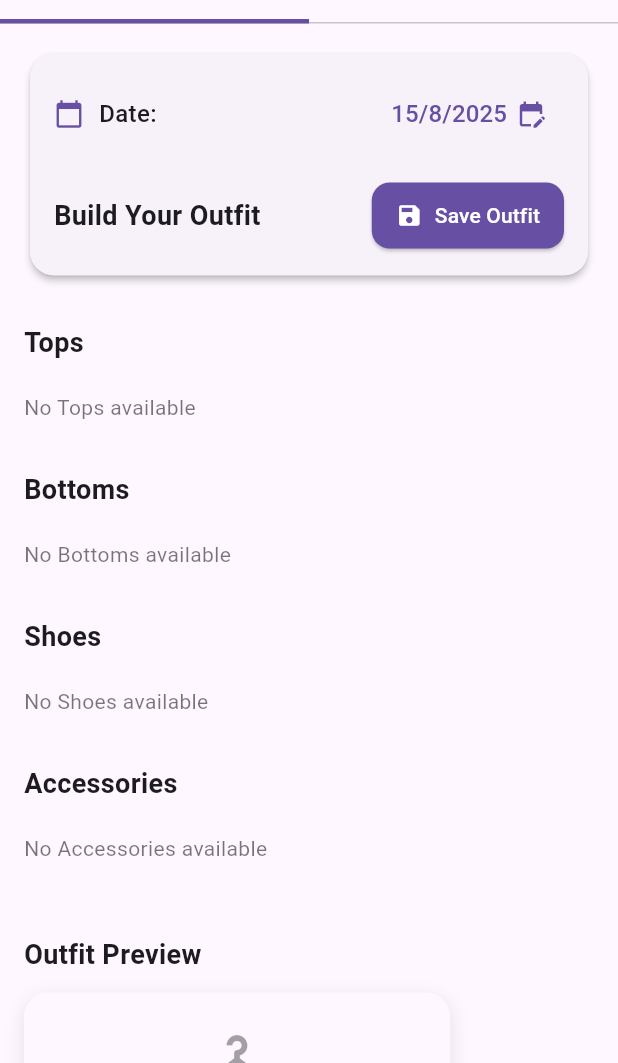
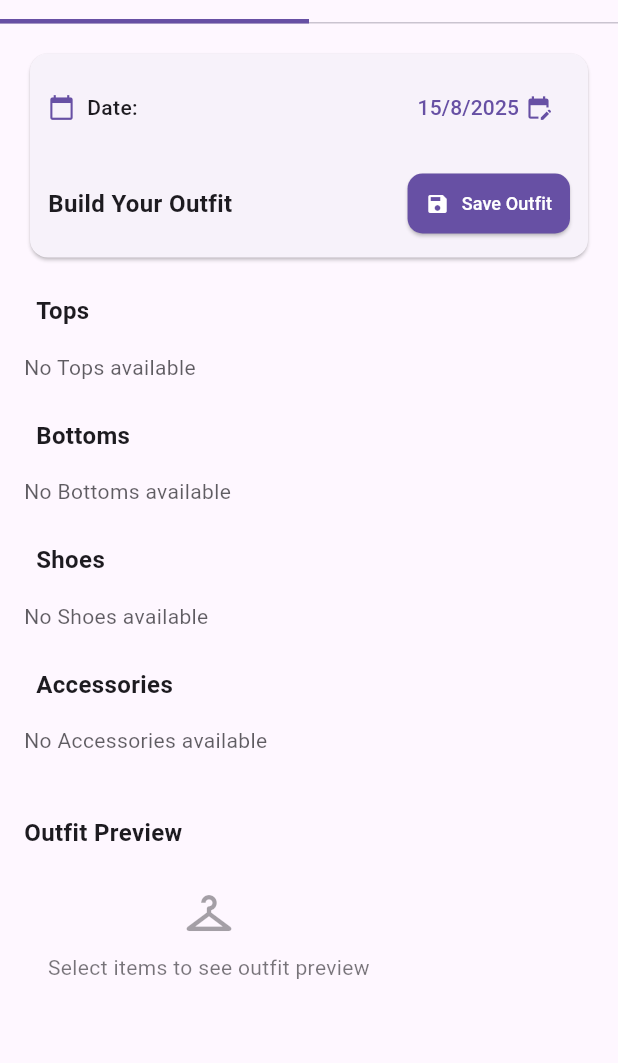
Before and after one commit to adas-ops/Wardrobe-Manager, a Flutter app: the PlannerScreen screen opened directly, on a phone screen of 412 x 824 dp, the part 173-1236 px from its top. Run offline on Flutter 3.47's test engine with Material 3 defaults, Android fonts, the phone set to English and light mode, and no system bars; our stand-ins replace flutter_colorpicker, image_picker, shared_preferences, sqflite; accounts and stored records are empty.

Commit message:
planner-screen-fixes/overall-fixess

```diff
--- a/wardrobe_manager/lib/screens/planner_screen.dart
+++ b/wardrobe_manager/lib/screens/planner_screen.dart
@@ -1,4 +1,3 @@
-import 'dart:io';
 import 'package:flutter/material.dart';
 import 'package:wardrobe_manager/helpers/database_helper.dart';
 import 'package:wardrobe_manager/models/clothing_item.dart';
@@ -110,80 +109,136 @@ class _PlannerScreenState extends State<PlannerScreen> with SingleTickerProvider
     return Column(
       crossAxisAlignment: CrossAxisAlignment.start,
       children: [
-        Text(
+        Padding(
+          padding: const EdgeInsets.symmetric(horizontal: 8),
+          child: Text(
             title,
-          style: TextStyle(
-            fontSize: 18,
+            style: const TextStyle(
+              fontSize: 16,
               fontWeight: FontWeight.w600,
-            color: Theme.of(context).colorScheme.onSurface,
             ),
           ),
-        const SizedBox(height: 12),
+        ),
+        const SizedBox(height: 8),
         items.isEmpty
             ? Padding(
                 padding: const EdgeInsets.symmetric(vertical: 8.0),
                 child: Text(
                   'No $title available',
                   style: TextStyle(
-                    color: Theme.of(context).colorScheme.onSurface.withAlpha(153), // 0.6 opacity
+                    fontSize: 14,
+                    color: Theme.of(context).colorScheme.onSurface.withAlpha(180),
                   ),
                 ),
               )
             : SizedBox(
-                height: 170,
+                height: 140,
                 child: ListView.builder(
                   scrollDirection: Axis.horizontal,
                   itemCount: items.length,
                   itemBuilder: (context, index) {
                     final item = items[index];
+                    final isSelected = selectedItem?.id == item.id;
+
                     return GestureDetector(
                       onTap: () => onSelect(item),
                       child: Container(
-                        width: 140,
-                        margin: const EdgeInsets.only(right: 16),
+                        width: 120,
+                        height: 140,
+                        margin: const EdgeInsets.only(right: 12),
                         decoration: BoxDecoration(
-                          borderRadius: BorderRadius.circular(16),
+                          borderRadius: BorderRadius.circular(12),
                           border: Border.all(
-                            color: selectedItem?.id == item.id
+                            color: isSelected
                                 ? Theme.of(context).colorScheme.primary
                                 : Colors.transparent,
-                            width: 2,
+                            width: isSelected ? 2.0 : 0,
                           ),
-                          boxShadow: [
-                            BoxShadow(
-                              color: Colors.black.withAlpha(13), // 0.05 opacity
-                              blurRadius: 8,
-                              offset: const Offset(0, 4),
+                        ),
+                        child: Stack(
+                          children: [
+                            Column(
+                              crossAxisAlignment: CrossAxisAlignment.stretch,
+                              children: [
+                                // Image container
+                                Expanded(
+                                  child: ClipRRect(
+                                    borderRadius: const BorderRadius.vertical(
+                                      top: Radius.circular(10),
+                                    ),
+                                    child: Container(
+                                      color: Theme.of(context).colorScheme.surfaceContainerHighest,
+                                      constraints: const BoxConstraints.expand(),
+                                      child: item.imagePath.isNotEmpty
+                                          ? Image.asset(
+                                              item.imagePath,
+                                              fit: BoxFit.contain,
                                             )
+                                          : Icon(
+                                              Icons.photo,
+                                              size: 48,
+                                              color: Theme.of(context).colorScheme.onSurface.withAlpha(77),
+                                            ),
+                                    ),
+                                  ),
+                                ),
+                                // Text container
+                                Container(
+                                  padding: const EdgeInsets.symmetric(horizontal: 4, vertical: 6),
+                                  constraints: const BoxConstraints(
+                                    minHeight: 40,
+                                    maxHeight: 40,
+                                  ),
+                                  child: Text(
+                                    item.name,
+                                    textAlign: TextAlign.center,
+                                    maxLines: 1,
+                                    overflow: TextOverflow.ellipsis,
+                                    style: TextStyle(
+                                      fontSize: 12,
+                                      fontWeight: FontWeight.w500,
+                                      color: Theme.of(context).colorScheme.onSurface,
+                                    ),
+                                  ),
+                                ),
                               ],
                             ),
-                        child: ClothingCard(
-                          item: item,
-                          onTap: () => onSelect(item),
+                            // Selection badge
+                            if (isSelected)
+                              Positioned(
+                                top: 4,
+                                right: 4,
+                                child: Container(
+                                  padding: const EdgeInsets.all(3),
+                                  decoration: BoxDecoration(
+                                    color: Theme.of(context).colorScheme.primary,
+                                    shape: BoxShape.circle,
+                                  ),
+                                  child: Icon(
+                                    Icons.check,
+                                    size: 14,
+                                    color: Theme.of(context).colorScheme.onPrimary,
+                                  ),
+                                ),
+                              ),
+                          ],
                         ),
                       ),
                     );
                   },
                 ),
               ),
-        const SizedBox(height: 24),
+        const SizedBox(height: 16),
       ],
     );
   }
 
   Widget _buildOutfitPreview() {
     return Container(
-      padding: const EdgeInsets.all(20),
+      padding: const EdgeInsets.all(16),
       decoration: BoxDecoration(
         color: Theme.of(context).colorScheme.surface,
-        borderRadius: BorderRadius.circular(16),
-        boxShadow: [
-          BoxShadow(
-            color: Colors.black.withAlpha(26), // 0.1 opacity
-            blurRadius: 10,
-            offset: const Offset(0, 4),
-          )
-        ],
+        borderRadius: BorderRadius.circular(12),
       ),
       child: Column(
         children: [
@@ -197,15 +252,16 @@ class _PlannerScreenState extends State<PlannerScreen> with SingleTickerProvider
               children: [
                 Icon(
                   Icons.checkroom,
-                  size: 48,
-                  color: Theme.of(context).colorScheme.onSurface.withAlpha(102) // 0.4 opacity
+                  size: 36,
+                  color: Theme.of(context).colorScheme.onSurface.withAlpha(102),
                 ),
-                const SizedBox(height: 12),
+                const SizedBox(height: 8),
                 Text(
                   'Select items to see outfit preview',
+                  textAlign: TextAlign.center,
                   style: TextStyle(
-                    fontSize: 16,
-                    color: Theme.of(context).colorScheme.onSurface.withAlpha(153), // 0.6 opacity
+                    fontSize: 14,
+                    color: Theme.of(context).colorScheme.onSurface.withAlpha(153),
                   ),
                 ),
               ],
@@ -217,68 +273,25 @@ class _PlannerScreenState extends State<PlannerScreen> with SingleTickerProvider
 
   Widget _buildPreviewItem(ClothingItem item, String label) {
     return Padding(
-      padding: const EdgeInsets.only(bottom: 16),
-      child: Column(
-        crossAxisAlignment: CrossAxisAlignment.start,
+      padding: const EdgeInsets.only(bottom: 12),
+      child: Row(
         children: [
           Text(
-            label,
-            style: const TextStyle(fontWeight: FontWeight.w500, fontSize: 16),
-          ),
-          const SizedBox(height: 8),
-          Row(
-            children: [
-              Container(
-                width: 80,
-                height: 80,
-                decoration: BoxDecoration(
-                  borderRadius: BorderRadius.circular(12),
-                  color: Theme.of(context).colorScheme.surfaceContainerHighest, // Updated
-                ),
-                child: item.imagePath.isNotEmpty
-                    ? ClipRRect(
-                        borderRadius: BorderRadius.circular(12),
-                        child: Image.file(
-                          File(item.imagePath),
-                          fit: BoxFit.cover,
-                          errorBuilder: (context, error, stackTrace) {
-                            return Container(
-                              color: Colors.grey[200],
-                              child: const Center(child: Icon(Icons.broken_image)),
-                            );
-                          },
-                        ),
-                      )
-                    : Center(
-                        child: Icon(
-                          Icons.photo,
-                          size: 30,
-                          color: Theme.of(context).colorScheme.onSurfaceVariant
-                        )
+            '$label: ',
+            style: const TextStyle(
+              fontSize: 14,
+              fontWeight: FontWeight.w500,
             ),
           ),
-              const SizedBox(width: 16),
           Expanded(
-                child: Column(
-                  crossAxisAlignment: CrossAxisAlignment.start,
-                  children: [
-                    Text(
+            child: Text(
               item.name,
-                      style: const TextStyle(fontWeight: FontWeight.w500, fontSize: 16),
+              style: const TextStyle(
+                fontSize: 14,
+                fontWeight: FontWeight.w500,
+              ),
               overflow: TextOverflow.ellipsis,
-                      maxLines: 2,
             ),
-                    const SizedBox(height: 4),
-                    Text(
-                      item.category,
-                      style: TextStyle(
-                        color: Theme.of(context).colorScheme.onSurface.withAlpha(153) // 0.6 opacity
-                      ),
-                    ),
-                  ],
-                ),
-              ),
-            ],
           ),
         ],
       ),
@@ -293,15 +306,16 @@ class _PlannerScreenState extends State<PlannerScreen> with SingleTickerProvider
           children: [
             Icon(
               Icons.checkroom,
-              size: 64,
-              color: Theme.of(context).colorScheme.onSurface.withAlpha(102) // 0.4 opacity
+              size: 48,
+              color: Theme.of(context).colorScheme.onSurface.withAlpha(102),
             ),
-            const SizedBox(height: 16),
+            const SizedBox(height: 12),
             Text(
               'No clothing items found',
+              textAlign: TextAlign.center,
               style: TextStyle(
-                fontSize: 18,
-                color: Theme.of(context).colorScheme.onSurface.withAlpha(153), // 0.6 opacity
+                fontSize: 16,
+                color: Theme.of(context).colorScheme.onSurface.withAlpha(153),
               ),
             ),
           ],
@@ -310,14 +324,14 @@ class _PlannerScreenState extends State<PlannerScreen> with SingleTickerProvider
     }
 
     return ListView.builder(
-      padding: const EdgeInsets.only(top: 16),
+      padding: const EdgeInsets.only(top: 12),
       itemCount: _categoryNames.length,
       itemBuilder: (context, index) {
         final category = _categoryNames[index];
         final items = _wardrobeCategories[category]!;
 
         return Padding(
-          padding: const EdgeInsets.only(bottom: 24),
+          padding: const EdgeInsets.only(bottom: 20),
           child: Column(
             crossAxisAlignment: CrossAxisAlignment.start,
             children: [
@@ -325,23 +339,22 @@ class _PlannerScreenState extends State<PlannerScreen> with SingleTickerProvider
                 padding: const EdgeInsets.symmetric(horizontal: 16),
                 child: Text(
                   category,
-                  style: TextStyle(
-                    fontSize: 20,
+                  style: const TextStyle(
+                    fontSize: 18,
                     fontWeight: FontWeight.bold,
-                    color: Theme.of(context).colorScheme.onSurface,
                   ),
                 ),
               ),
-              const SizedBox(height: 12),
+              const SizedBox(height: 8),
               GridView.builder(
                 shrinkWrap: true,
                 physics: const NeverScrollableScrollPhysics(),
                 padding: const EdgeInsets.symmetric(horizontal: 16),
                 gridDelegate: const SliverGridDelegateWithFixedCrossAxisCount(
-                  crossAxisCount: 2,
-                  crossAxisSpacing: 16,
-                  mainAxisSpacing: 16,
-                  childAspectRatio: 0.75,
+                  crossAxisCount: 3,
+                  crossAxisSpacing: 12,
+                  mainAxisSpacing: 12,
+                  childAspectRatio: 0.65,
                 ),
                 itemCount: items.length,
                 itemBuilder: (context, itemIndex) {
@@ -376,7 +389,7 @@ class _PlannerScreenState extends State<PlannerScreen> with SingleTickerProvider
           indicatorColor: Theme.of(context).colorScheme.primary,
           labelStyle: const TextStyle(fontWeight: FontWeight.w500),
           labelColor: Theme.of(context).colorScheme.primary,
-          unselectedLabelColor: Theme.of(context).colorScheme.onSurface.withAlpha(153), // 0.6 opacity
+          unselectedLabelColor: Theme.of(context).colorScheme.onSurface.withAlpha(153),
           tabs: const [
             Tab(icon: Icon(Icons.calendar_month), text: 'Plan'),
             Tab(icon: Icon(Icons.checkroom), text: 'Wardrobe'),
@@ -386,28 +399,27 @@ class _PlannerScreenState extends State<PlannerScreen> with SingleTickerProvider
       body: TabBarView(
         controller: _tabController,
         children: [
-          // Outfit Planner Tab
           SingleChildScrollView(
             padding: const EdgeInsets.all(16),
             child: Column(
               crossAxisAlignment: CrossAxisAlignment.start,
               children: [
                 Card(
-                  elevation: 2,
+                  elevation: 1,
                   shape: RoundedRectangleBorder(
-                    borderRadius: BorderRadius.circular(16),
+                    borderRadius: BorderRadius.circular(12),
                   ),
                   child: Padding(
-                    padding: const EdgeInsets.all(16),
+                    padding: const EdgeInsets.all(12),
                     child: Column(
                       children: [
                         Row(
                           children: [
-                            Icon(Icons.calendar_today, size: 20, color: Theme.of(context).colorScheme.primary),
-                            const SizedBox(width: 10),
-                            Text(
+                            Icon(Icons.calendar_today, size: 18, color: Theme.of(context).colorScheme.primary),
+                            const SizedBox(width: 8),
+                            const Text(
                               'Date:',
-                              style: TextStyle(fontSize: 16, fontWeight: FontWeight.w500),
+                              style: TextStyle(fontSize: 14, fontWeight: FontWeight.w500),
                             ),
                             const Spacer(),
                             TextButton(
@@ -429,37 +441,36 @@ class _PlannerScreenState extends State<PlannerScreen> with SingleTickerProvider
                                 children: [
                                   Text(
                                     '${_selectedDate.day}/${_selectedDate.month}/${_selectedDate.year}',
-                                    style: const TextStyle(fontSize: 16),
+                                    style: const TextStyle(fontSize: 14),
                                   ),
-                                  const SizedBox(width: 6),
-                                  Icon(Icons.edit_calendar, size: 20),
+                                  const SizedBox(width: 4),
+                                  const Icon(Icons.edit_calendar, size: 18),
                                 ],
                               ),
                             ),
                           ],
                         ),
-                        const SizedBox(height: 20),
+                        const SizedBox(height: 16),
                         Row(
                           mainAxisAlignment: MainAxisAlignment.spaceBetween,
                           children: [
-                            Text(
+                            const Text(
                               'Build Your Outfit',
                               style: TextStyle(
-                                fontSize: 18,
+                                fontSize: 16,
                                 fontWeight: FontWeight.bold,
-                                color: Theme.of(context).colorScheme.onSurface,
                               ),
                             ),
                             ElevatedButton.icon(
-                              icon: const Icon(Icons.save, size: 18),
-                              label: const Text('Save Outfit'),
+                              icon: const Icon(Icons.save, size: 16),
+                              label: const Text('Save Outfit', style: TextStyle(fontSize: 12)),
                               onPressed: _saveOutfit,
                               style: ElevatedButton.styleFrom(
                                 backgroundColor: Theme.of(context).colorScheme.primary,
                                 foregroundColor: Theme.of(context).colorScheme.onPrimary,
-                                padding: const EdgeInsets.symmetric(horizontal: 16, vertical: 12),
+                                padding: const EdgeInsets.symmetric(horizontal: 12, vertical: 8),
                                 shape: RoundedRectangleBorder(
-                                  borderRadius: BorderRadius.circular(12),
+                                  borderRadius: BorderRadius.circular(10),
                                 ),
                               ),
                             ),
@@ -469,7 +480,7 @@ class _PlannerScreenState extends State<PlannerScreen> with SingleTickerProvider
                     ),
                   ),
                 ),
-                const SizedBox(height: 28),
+                const SizedBox(height: 20),
 
                 _buildCategorySection(
                   'Tops',
@@ -500,22 +511,20 @@ class _PlannerScreenState extends State<PlannerScreen> with SingleTickerProvider
                 ),
 
                 const SizedBox(height: 16),
-                Text(
+                const Text(
                   'Outfit Preview',
                   style: TextStyle(
-                    fontSize: 18,
+                    fontSize: 16,
                     fontWeight: FontWeight.bold,
-                    color: Theme.of(context).colorScheme.onSurface,
                   ),
                 ),
-                const SizedBox(height: 12),
+                const SizedBox(height: 8),
                 _buildOutfitPreview(),
-                const SizedBox(height: 24),
+                const SizedBox(height: 16),
               ],
             ),
           ),
 
-          // Wardrobe Library Tab
           _buildWardrobeLibrary(),
         ],
       ),
--- a/wardrobe_manager/lib/screens/wardrobe_screen.dart
+++ b/wardrobe_manager/lib/screens/wardrobe_screen.dart
@@ -150,6 +150,7 @@ class _WardrobeScreenState extends State<WardrobeScreen> {
             _searchQuery.isEmpty && _selectedCategory == 'All'
                 ? 'Your wardrobe is empty'
                 : 'No matching items',
+            textAlign: TextAlign.center,
             style: Theme.of(context).textTheme.titleMedium?.copyWith(
                   color: Theme.of(context).disabledColor,
                 ),
@@ -159,6 +160,7 @@ class _WardrobeScreenState extends State<WardrobeScreen> {
             _searchQuery.isEmpty && _selectedCategory == 'All'
                 ? 'Add your first item to get started'
                 : 'Try adjusting your search or filters',
+            textAlign: TextAlign.center,
             style: Theme.of(context).textTheme.bodyMedium?.copyWith(
                   color: Theme.of(context).disabledColor,
                 ),
```
Also changed, not shown: wardrobe_manager/lib/screens/home_screen.dart (+5 -2 lines). Lines whose indentation alone changed are shown as unchanged.
